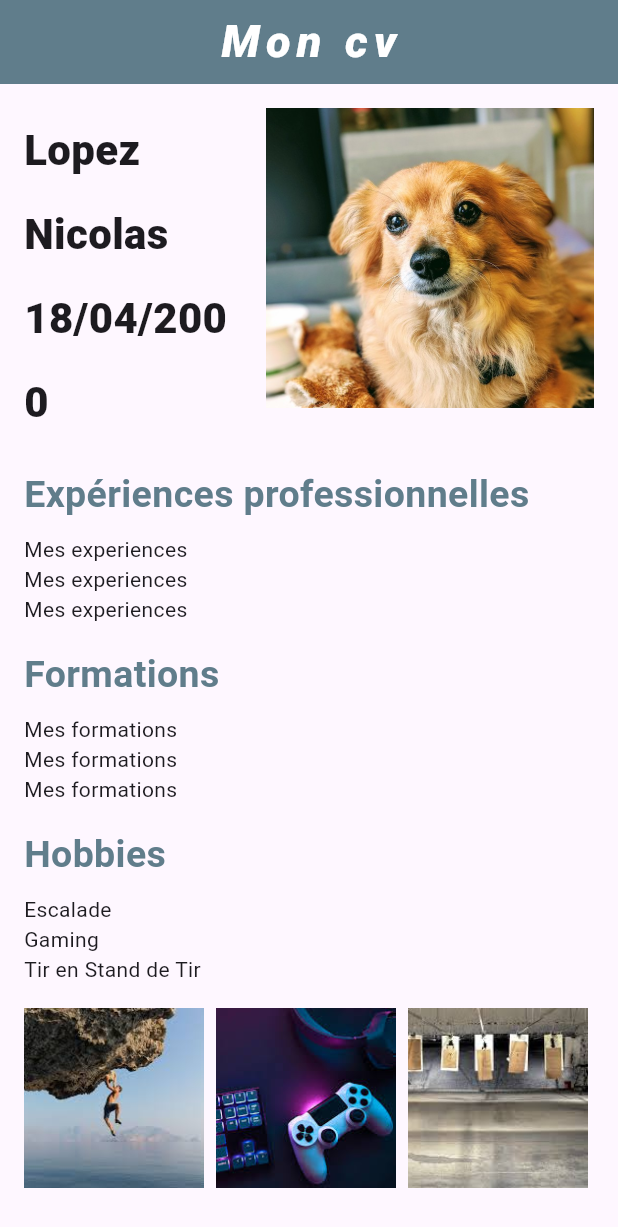
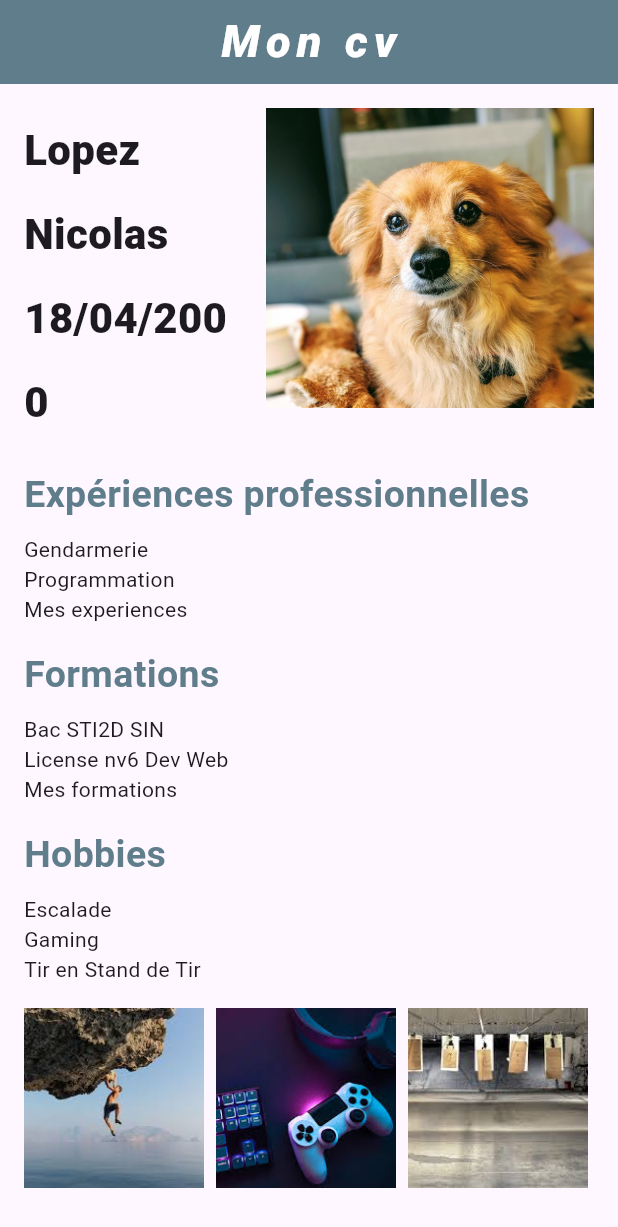
Before and after one commit to SkyBlyvion/CVFLutter, a Flutter app: the screen it shows after launch, on a phone screen of 412 x 824 dp. Shown: the top 1227 px of the screen. Run offline on Flutter 3.47's test engine with Material 3 defaults, Android fonts, the phone set to English and light mode, and no system bars.

Commit message:
add commentaires code & labels & installing android studio + flutter on my machine

```diff
--- a/lib/main.dart
+++ b/lib/main.dart
@@ -4,14 +4,17 @@ void main() {
   runApp(const Curriculum());
 }
 
+// Widget principal représentant le Curriculum
 class Curriculum extends StatelessWidget {
   const Curriculum({Key? key}) : super(key: key);
 
   @override
   Widget build(BuildContext context) {
     return MaterialApp(
+      // Configuration de l'application
       title: "Mon CV en ligne",
       debugShowCheckedModeBanner: false,
+      // Configuration de la page d'accueil
       home: Scaffold(
         appBar: AppBar(
           title: const Text(
@@ -32,9 +35,11 @@ class Curriculum extends StatelessWidget {
           child: Column(
             crossAxisAlignment: CrossAxisAlignment.start,
             children: [
+              // Informations personnelles et image
               Row(
                 crossAxisAlignment: CrossAxisAlignment.start,
                 children: [
+                  // Informations personnelles (nom, prénom, date de naissance)
                   const Expanded(
                     flex: 2,
                     child: Column(
@@ -71,6 +76,7 @@ class Curriculum extends StatelessWidget {
                     ),
                   ),
                   const SizedBox(width: 16),
+                  // Image
                   Expanded(
                     flex: 3,
                     child: Container(
@@ -88,6 +94,7 @@ class Curriculum extends StatelessWidget {
                 ],
               ),
               const SizedBox(height: 16),
+              // Expériences professionnelles
               const Text(
                 "Expériences professionnelles",
                 style: TextStyle(
@@ -97,10 +104,11 @@ class Curriculum extends StatelessWidget {
                 ),
               ),
               const SizedBox(height: 8),
-              const Text("Mes experiences"),
-              const Text("Mes experiences"),
+              const Text("Gendarmerie"),
+              const Text("Programmation"),
               const Text("Mes experiences"),
               const SizedBox(height: 16),
+              // Formations
               const Text(
                 "Formations",
                 style: TextStyle(
@@ -110,10 +118,11 @@ class Curriculum extends StatelessWidget {
                 ),
               ),
               const SizedBox(height: 8),
-              const Text("Mes formations"),
-              const Text("Mes formations"),
+              const Text("Bac STI2D SIN"),
+              const Text("License nv6 Dev Web"),
               const Text("Mes formations"),
               const SizedBox(height: 16),
+              // Hobbies
               const Text(
                 "Hobbies",
                 style: TextStyle(
@@ -127,7 +136,7 @@ class Curriculum extends StatelessWidget {
               const Text("Gaming"),
               const Text("Tir en Stand de Tir"),
               const SizedBox(height: 16),
-              // Use ListView to allow horizontal scrolling
+              // Liste des images (hobbies)
               SizedBox(
                 height: 120,
                 child: ListView(
@@ -149,6 +158,7 @@ class Curriculum extends StatelessWidget {
     );
   }
 
+  // Fonction pour construire un widget Image à partir d'un chemin d'image
   Widget _buildImage(String imagePath) {
     return SizedBox(
       width: 120,
```
